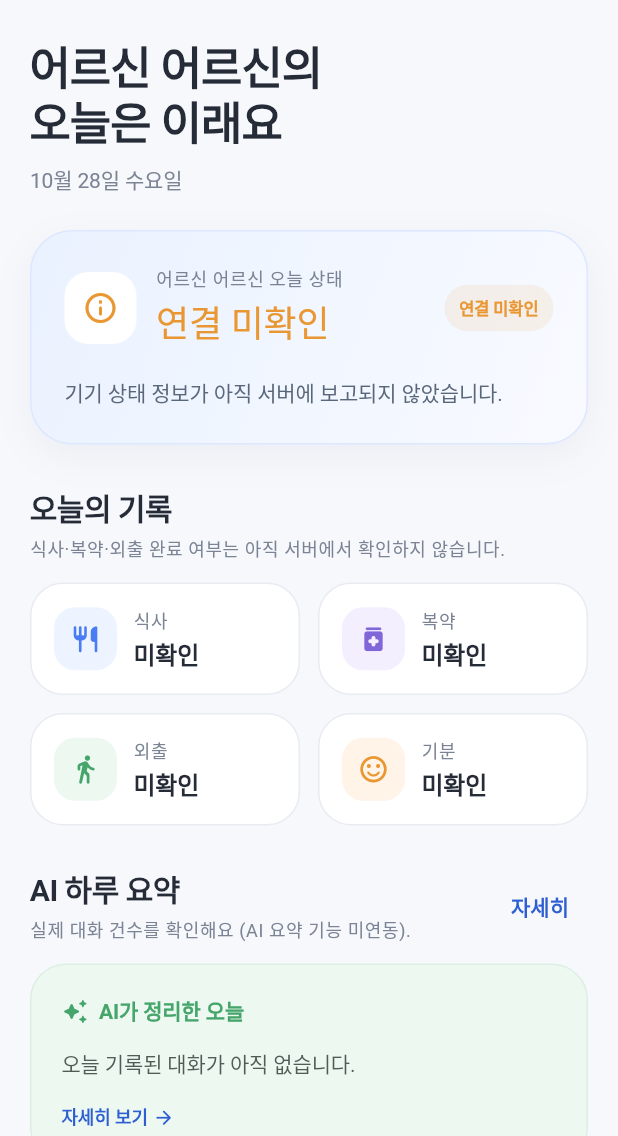
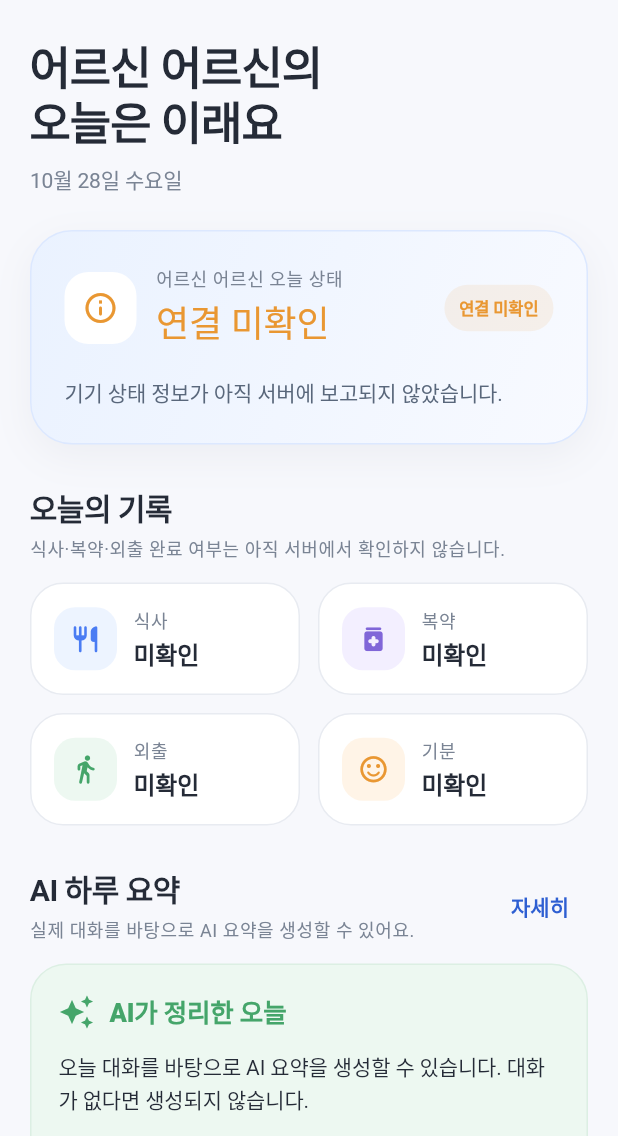
Before and after one commit to deta6033/hyojason_app, a Flutter app: the HomeScreen widget shown alone on an empty page, opened directly, on a phone screen of 412 x 824 dp, the part 100-1236 px from its top. Run offline on Flutter 3.47's test engine with Material 3 defaults, Android fonts, the light colour scheme and no system bars; our stand-ins replace cloud_firestore, firebase_auth, firebase_core, firebase_messaging, flutter_local_notifications, flutter_map and 4 more; accounts and stored records are empty; Roboto replaces fonts that are missing (Jalnan); statements that could not run were skipped.

Commit message:
Integrate daily AI summary into guardian home

```diff
--- a/lib/screens/home_screen.dart
+++ b/lib/screens/home_screen.dart
@@ -5,6 +5,7 @@ import '../config/app_theme.dart';
 import '../models/models.dart';
 import '../state/app_state.dart';
 import 'detail_screens.dart';
+import '../widgets/ai_daily_summary_card.dart';
 
 class HomeScreen extends StatelessWidget {
   const HomeScreen({super.key});
@@ -61,7 +62,7 @@ class HomeScreen extends StatelessWidget {
             const SizedBox(height: 30),
             _SectionHeader(
               title: 'AI 하루 요약',
-              subtitle: '실제 대화 건수를 확인해요 (AI 요약 기능 미연동).',
+              subtitle: '실제 대화를 바탕으로 AI 요약을 생성할 수 있어요.',
               actionText: '자세히',
               onTap: () => Navigator.push(
                 context,
@@ -71,15 +72,7 @@ class HomeScreen extends StatelessWidget {
               ),
             ),
             const SizedBox(height: 14),
-            _SummaryCard(
-              record: record,
-              onTap: () => Navigator.push(
-                context,
-                MaterialPageRoute(
-                  builder: (_) => DailySummaryScreen(record: record),
-                ),
-              ),
-            ),
+            const AiDailySummaryCard(),
             const SizedBox(height: 30),
             _SectionHeader(
               title: '최근 AI 대화',
```
